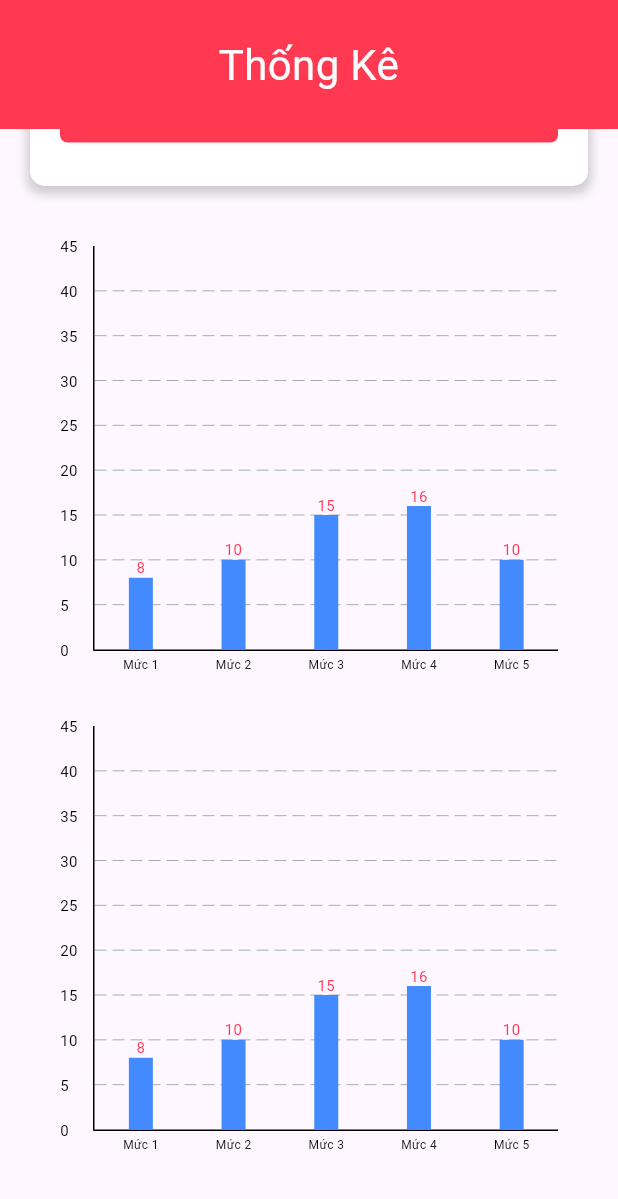
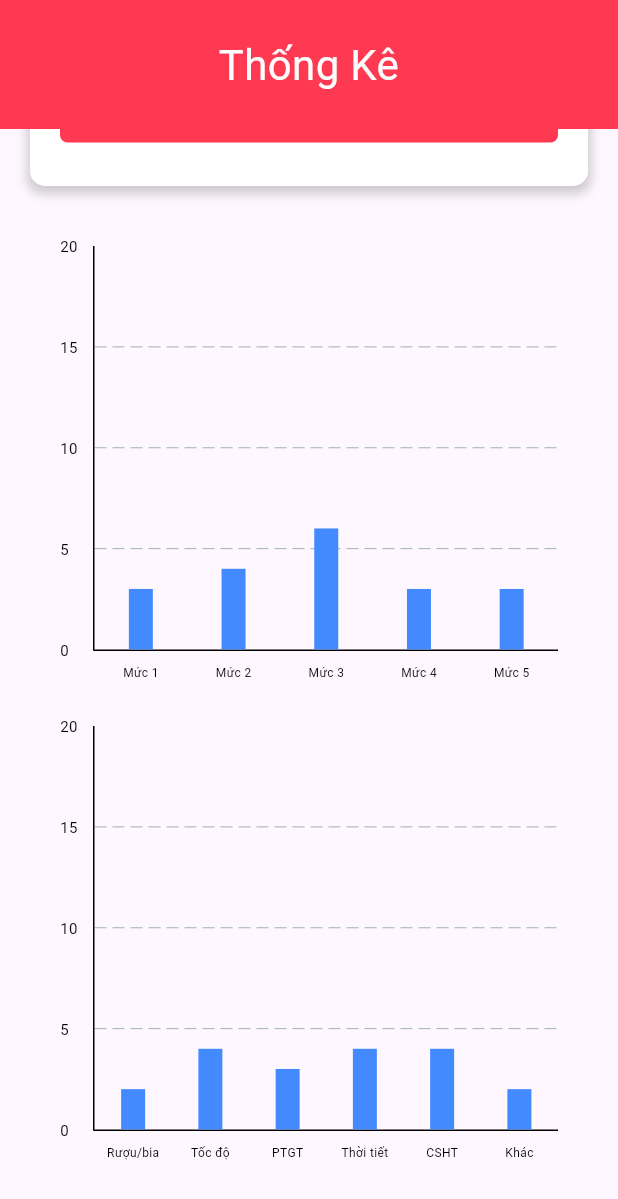
Before and after one commit to thuong22092k3/CTMap, a Flutter app: the Statistic screen opened directly, scrolled down 236 dp, on a phone screen of 412 x 824 dp. Shown: the top 1199 px of the screen. Run offline on Flutter 3.47's test engine with Material 3 defaults, Android fonts, the phone set to English and light mode, and no system bars; drawn by our look-alikes of fl_chart; our stand-ins replace cached_network_image, flutter_map, latlong2; missing offline and left inert: webfeed; network calls fail.

Commit message:
FĨX -  bar chart

```diff
--- a/ctmap/lib/data/type.dart
+++ b/ctmap/lib/data/type.dart
@@ -1,51 +1,194 @@
 import 'package:latlong2/latlong.dart';
 
 class AccidentData {
+  final int id;
   final DateTime date;
   final int deaths;
   final int injuries;
-  final int? number;
+  final int level;
+  final int cause;
   final LatLng position;
 
   AccidentData({
+    required this.id,
     required this.date,
     required this.deaths,
     required this.injuries,
     required this.position,
-    this.number,
+    required this.level,
+    required this.cause,
   });
 }
 
 List<AccidentData> accidentDataList = [
   AccidentData(
+      id: 1,
       date: DateTime(2024, 4, 10),
       deaths: 2,
       injuries: 5,
       position: LatLng(10.87824, 106.80629),
-      number: 1),
+      level: 1,
+      cause: 1),
   AccidentData(
+      id: 2,
       date: DateTime(2024, 4, 10),
       deaths: 2,
       injuries: 5,
       position: LatLng(10.87, 106.80305),
-      number: 2),
+      level: 2,
+      cause: 2),
   AccidentData(
+      id: 3,
       date: DateTime(2024, 4, 10),
       deaths: 2,
       injuries: 5,
       position: LatLng(10.87512, 106.80072),
-      number: 3),
+      level: 3,
+      cause: 3),
   AccidentData(
+    id: 4,
     date: DateTime(2024, 4, 10),
     deaths: 2,
     injuries: 5,
     position: LatLng(10.87564, 106.79916),
-      number: 4),
+    level: 4,
+    cause: 4,
+  ),
   AccidentData(
+    id: 5,
     date: DateTime(2024, 4, 10),
     deaths: 2,
     injuries: 5,
     position: LatLng(10.87758, 106.80161),
-      number: 5),
+    level: 5,
+    cause: 5,
+  ),
+  AccidentData(
+    id: 6,
+    date: DateTime(2024, 4, 10),
+    deaths: 2,
+    injuries: 5,
+    position: LatLng(10.88055, 106.80538),
+    level: 3,
+    cause: 6,
+  ),
+  AccidentData(
+    id: 7,
+    date: DateTime(2024, 4, 10),
+    deaths: 2,
+    injuries: 5,
+    position: LatLng(10.87359, 106.80435),
+    level: 5,
+    cause: 5,
+  ),
+  AccidentData(
+    id: 8,
+    date: DateTime(2024, 4, 10),
+    deaths: 2,
+    injuries: 5,
+    position: LatLng(10.87532, 106.80602),
+    level: 2,
+    cause: 3,
+  ),
+  AccidentData(
+    id: 9,
+    date: DateTime(2024, 4, 10),
+    deaths: 2,
+    injuries: 5,
+    position: LatLng(10.87778, 106.80833),
+    level: 4,
+    cause: 3,
+  ),
+  AccidentData(
+    id: 10,
+    date: DateTime(2024, 4, 10),
+    deaths: 2,
+    injuries: 5,
+    position: LatLng(10.87673, 106.80414),
+    level: 5,
+    cause: 5,
+  ),
+  AccidentData(
+    id: 11,
+    date: DateTime(2024, 4, 10),
+    deaths: 2,
+    injuries: 5,
+    position: LatLng(10.87137, 106.80722),
+    level: 3,
+    cause: 2,
+  ),
+  AccidentData(
+    id: 12,
+    date: DateTime(2024, 4, 10),
+    deaths: 2,
+    injuries: 5,
+    position: LatLng(10.8737, 106.80176),
+    level: 4,
+    cause: 1,
+  ),
+  AccidentData(
+    id: 13,
+    date: DateTime(2024, 4, 10),
+    deaths: 2,
+    injuries: 5,
+    position: LatLng(10.87683, 106.80058),
+    level: 2,
+    cause: 4,
+  ),
+  AccidentData(
+    id: 14,
+    date: DateTime(2024, 4, 10),
+    deaths: 3,
+    injuries: 5,
+    position: LatLng(10.87683, 106.80058),
+    level: 3,
+    cause: 5,
+  ),
+  AccidentData(
+    id: 15,
+    date: DateTime(2024, 4, 10),
+    deaths: 2,
+    injuries: 5,
+    position: LatLng(10.87771, 1106.80275),
+    level: 1,
+    cause: 4,
+  ),
+  AccidentData(
+    id: 16,
+    date: DateTime(2024, 4, 10),
+    deaths: 2,
+    injuries: 5,
+    position: LatLng(10.88256, 106.79915),
+    level: 3,
+    cause: 2,
+  ),
+  AccidentData(
+    id: 17,
+    date: DateTime(2024, 4, 10),
+    deaths: 2,
+    injuries: 5,
+    position: LatLng(10.87482, 106.79869),
+    level: 3,
+    cause: 6,
+  ),
+  AccidentData(
+    id: 18,
+    date: DateTime(2024, 4, 10),
+    deaths: 2,
+    injuries: 5,
+    position: LatLng(10.87977, 106.79792),
+    level: 1,
+    cause: 4,
+  ),
+
+  AccidentData(
+    id: 19,
+    date: DateTime(2024, 4, 10),
+    deaths: 2,
+    injuries: 5,
+    position: LatLng(10.88325, 106.80817),
+    level: 2,
+    cause: 2,
+  ),
   // Thêm các điểm dữ liệu khác tại đây...
 ];
--- a/ctmap/lib/main.dart
+++ b/ctmap/lib/main.dart
@@ -1,5 +1,5 @@
 import 'package:flutter/material.dart';
-import 'pages/layout.dart';
+import 'pages/routes/layout.dart';
 
 void main() {
   runApp(MyApp());
--- a/ctmap/lib/pages/layout.dart
+++ b/ctmap/lib/pages/routes/layout.dart
@@ -1,9 +1,13 @@
+import 'package:ctmap/pages/screens/Authentication/change_password.dart';
+import 'package:ctmap/pages/screens/Authentication/confirm.dart';
+import 'package:ctmap/pages/screens/Authentication/forgot_password.dart';
+import 'package:ctmap/pages/screens/Profile/edit_profile.dart';
 import 'package:flutter/material.dart';
-import '../widgets/bottom_tab.dart';
-import 'screens/Home_Map/home_map.dart';
-import 'screens/News/news.dart';
-import '../pages/screens/statistic.dart';
-import 'screens/Profile/profile.dart';
+import '../../widgets/bottom_tab.dart';
+import '../screens/Home_Map/home_map.dart';
+import '../screens/News/news.dart';
+import '../screens/statistic.dart';
+import '../screens/Profile/profile.dart';
 
 class MainLayout extends StatefulWidget {
   @override
@@ -18,6 +22,19 @@ class _MainLayoutState extends State<MainLayout> {
     News(),
     Statistic(),
     Profile(),
+    EditProfile(),
+    ChangePassword(
+      changePasswordText: 'Đổi mật khẩu',
+      showButton: false,
+    ),
+    Confirm(
+      confirmText: 'Đổi mật khẩu',
+      showButton: false,
+    ),
+    ForgotPassword(
+      forgotPasswordText: 'Đổi mật khẩu',
+      showButton: false,
+    ),
   ];
 
   @override
--- a/ctmap/lib/pages/screens/Authentication/change_password.dart
+++ b/ctmap/lib/pages/screens/Authentication/change_password.dart
@@ -7,10 +7,14 @@ import 'package:ctmap/assets/icons/icons.dart';
 import 'package:flutter/services.dart';
 import 'package:ctmap/pages/screens/Authentication/forgot_password.dart';
 
-
 class ChangePassword extends StatefulWidget {
   @override
   _ChangePasswordState createState() => _ChangePasswordState();
+  final String changePasswordText;
+  final bool showButton;
+
+  ChangePassword(
+      {this.changePasswordText = 'Quên mật khẩu', this.showButton = true});
 }
 
 class _ChangePasswordState extends State<ChangePassword> {
@@ -37,7 +41,7 @@ class _ChangePasswordState extends State<ChangePassword> {
                 iconSize: 30,
               ),
               Text(
-                'Quên mật khẩu',
+                widget.changePasswordText,
                 style: TextStyle(
                   fontSize: 32,
                   color: AppColors.red,
@@ -46,7 +50,7 @@ class _ChangePasswordState extends State<ChangePassword> {
             ]),
             SizedBox(height: 20),
             Text(
-              'Vui lòng nhập email của tài khoản để nhận mã xác nhận thay đổi mật khẩu',
+              'Vui lòng nhập email của tài khoản để nhận mã xác nhận thay đổi mật khẩu!',
               style: TextStyle(
                 fontSize: 14,
                 color: AppColors.primaryGray,
@@ -73,16 +77,17 @@ class _ChangePasswordState extends State<ChangePassword> {
             SizedBox(height: 40),
             CustomButton(
               onTap: () {
-                // Xử lý khi nhấn vào nút "Đăng nhập"
+                // Xử lý khi nhấn vào nút "Đổi mật khẩu"
               },
               btnText: 'Đổi mật khẩu',
               btnWidth: 300,
               btnHeight: 50,
             ),
             Spacer(),
+            if (widget.showButton)
               CustomTextButton(
                 onTap: () {
-                // Xử lý khi nhấn vào nút "Quên mật khẩu"
+                  // Xử lý khi nhấn vào nút "Lúc khác"
                 },
                 btnText: 'Lúc khác',
                 fontSize: 14,
--- a/ctmap/lib/pages/screens/Authentication/confirm.dart
+++ b/ctmap/lib/pages/screens/Authentication/confirm.dart
@@ -7,10 +7,13 @@ import 'package:ctmap/assets/icons/icons.dart';
 import 'package:ctmap/pages/screens/Authentication/change_password.dart';
 import 'package:ctmap/pages/screens/Authentication/forgot_password.dart';
 
-
 class Confirm extends StatefulWidget {
   @override
   _ConfirmState createState() => _ConfirmState();
+  final String confirmText;
+  final bool showButton;
+
+  Confirm({this.confirmText = 'Quên mật khẩu', this.showButton = true});
 }
 
 class _ConfirmState extends State<Confirm> {
@@ -38,7 +41,7 @@ class _ConfirmState extends State<Confirm> {
               ),
               SizedBox(width: 25),
               Text(
-                'Xác nhận',
+                widget.confirmText,
                 style: TextStyle(
                   fontSize: 32,
                   color: AppColors.red,
@@ -47,7 +50,7 @@ class _ConfirmState extends State<Confirm> {
             ]),
             SizedBox(height: 20),
             Text(
-              'Vui lòng nhập mã xác nhận được gửi qua email của bạn để .........!',
+              'Vui lòng nhập email của tài khoản để nhận mã xác nhận thay đổi mật khẩu!',
               style: TextStyle(
                 fontSize: 14,
                 color: AppColors.primaryGray,
@@ -122,9 +125,10 @@ class _ConfirmState extends State<Confirm> {
               style: TextStyle(fontSize: 13, color: AppColors.gray),
             ),
             Spacer(),
+            if (widget.showButton)
               CustomTextButton(
                 onTap: () {
-                // Xử lý khi nhấn vào nút "Quên mật khẩu"
+                  // Xử lý khi nhấn vào nút "Lúc khác"
                 },
                 btnText: 'Lúc khác',
                 fontSize: 14,
--- a/ctmap/lib/pages/screens/Authentication/forgot_password.dart
+++ b/ctmap/lib/pages/screens/Authentication/forgot_password.dart
@@ -10,6 +10,11 @@ import 'package:ctmap/pages/screens/Authentication/confirm.dart';
 class ForgotPassword extends StatefulWidget {
   @override
   _ForgotPasswordState createState() => _ForgotPasswordState();
+  final String forgotPasswordText;
+  final bool showButton;
+
+  ForgotPassword(
+      {this.forgotPasswordText = 'Quên mật khẩu', this.showButton = true});
 }
 
 class _ForgotPasswordState extends State<ForgotPassword> {
@@ -36,7 +41,7 @@ class _ForgotPasswordState extends State<ForgotPassword> {
                 iconSize: 30,
               ),
               Text(
-                'Quên mật khẩu',
+                widget.forgotPasswordText,
                 style: TextStyle(
                   fontSize: 32,
                   color: AppColors.red,
@@ -45,7 +50,7 @@ class _ForgotPasswordState extends State<ForgotPassword> {
             ]),
             SizedBox(height: 20),
             Text(
-              'Vui lòng nhập email của tài khoản để nhận mã xác nhận thay đổi mật khẩu',
+              'Vui lòng nhập email của tài khoản để nhận mã xác nhận thay đổi mật khẩu!',
               style: TextStyle(
                 fontSize: 14,
                 color: AppColors.primaryGray,
@@ -74,6 +79,7 @@ class _ForgotPasswordState extends State<ForgotPassword> {
               btnHeight: 50,
             ),
             Spacer(),
+            if (widget.showButton)
               CustomTextButton(
                 onTap: () {
                   // Xử lý khi nhấn vào nút "Lúc khác"
--- a/ctmap/lib/pages/screens/Authentication/login.dart
+++ b/ctmap/lib/pages/screens/Authentication/login.dart
@@ -8,7 +8,7 @@ import 'package:ctmap/assets/icons/icons.dart';
 import 'package:ctmap/pages/screens/Authentication/forgot_password.dart';
 import 'package:ctmap/pages/screens/Authentication/sign_up.dart';
 import 'package:ctmap/pages/screens/Profile/profile.dart';
-import 'package:ctmap/pages/layout.dart';
+import 'package:ctmap/pages/routes/layout.dart';
 
 
 class Login extends StatefulWidget {
--- a/ctmap/lib/pages/screens/Home_Map/home_map.dart
+++ b/ctmap/lib/pages/screens/Home_Map/home_map.dart
@@ -79,7 +79,7 @@ class HomeState extends State<Home> {
                         },
                         child: NumberedLocationIcon(
                           iconData: AppIcons.location,
-                          number: accidentData.number ?? 0,
+                          number: accidentData.level ?? 0,
                         ),
                       ),
                     ),
--- a/ctmap/lib/pages/screens/statistic.dart
+++ b/ctmap/lib/pages/screens/statistic.dart
@@ -173,12 +173,12 @@ class _StatisticState extends State<Statistic> {
                         children: [
                           SizedBox(
                             height: 300,
-                            child: CustomBarChart(),
+                            child: CustomBarChart(dataMode: DataMode.level),
                           ),
                           SizedBox(height: 20),
                           SizedBox(
                             height: 300,
-                            child: CustomBarChart(),
+                            child: CustomBarChart(dataMode: DataMode.cause),
                           ),
                         ],
                       ),
--- a/ctmap/lib/widgets/components/Chart/BarChart.dart
+++ b/ctmap/lib/widgets/components/Chart/BarChart.dart
@@ -1,25 +1,108 @@
+import 'package:ctmap/data/type.dart';
 import 'package:flutter/material.dart';
 import 'package:fl_chart/fl_chart.dart';
-import 'package:flutter/widgets.dart';
 import 'package:ctmap/assets/colors/colors.dart';
-import 'package:ctmap/assets/icons/icons.dart';
+
+enum DataMode {
+  level,
+  cause,
+}
 
 class CustomBarChart extends StatelessWidget {
-  const CustomBarChart({Key? key}) : super(key: key);
+  final DataMode dataMode;
+
+  const CustomBarChart({Key? key, required this.dataMode}) : super(key: key);
 
   @override
   Widget build(BuildContext context) {
-    return BarChart(BarChartData(
+    return BarChart(
+      BarChartData(
         barTouchData: barTouchData,
         titlesData: titlesData,
         borderData: borderData,
-      barGroups: barGroups,
+        barGroups:
+            dataMode == DataMode.level ? barGroupsByLevel : barGroupsByCause,
         gridData: FlGridData(
-          show: true, horizontalInterval: 5, drawVerticalLine: false),
+          show: true,
+          horizontalInterval: 5,
+          drawVerticalLine: false,
+        ),
         alignment: BarChartAlignment.spaceAround,
-      maxY: 45,
-    ));
+        maxY: 20,
+      ),
+    );
   }
+
+  List<BarChartGroupData> get barGroupsByLevel {
+    final uniqueLevels = Set<int>();
+
+    accidentDataList.forEach((accident) {
+      uniqueLevels.add(accident.level);
+    });
+
+    final List<BarChartGroupData> groups = [];
+
+    uniqueLevels.forEach((level) {
+      final levelAccidents = accidentDataList
+          .where((accident) => accident.level == level)
+          .toList();
+      final List<BarChartRodData> rods = [];
+
+      rods.add(
+        BarChartRodData(
+          toY: levelAccidents.length.toDouble(),
+          color: Colors.blueAccent,
+          width: 16,
+          borderRadius: BorderRadius.zero,
+        ),
+      );
+
+      groups.add(
+        BarChartGroupData(
+          x: level,
+          barRods: rods,
+          showingTooltipIndicators: const [],
+        ),
+      );
+    });
+
+    return groups;
+  }
+
+  List<BarChartGroupData> get barGroupsByCause {
+    final uniqueCauses = Set<int>();
+
+    accidentDataList.forEach((accident) {
+      uniqueCauses.add(accident.cause);
+    });
+
+    final List<BarChartGroupData> groups = [];
+
+    uniqueCauses.forEach((cause) {
+      final causeAccidents = accidentDataList
+          .where((accident) => accident.cause == cause)
+          .toList();
+      final List<BarChartRodData> rods = [];
+
+      rods.add(
+        BarChartRodData(
+          toY: causeAccidents.length.toDouble(),
+          color: Colors.blueAccent,
+          width: 16,
+          borderRadius: BorderRadius.zero,
+        ),
+      );
+
+      groups.add(
+        BarChartGroupData(
+          x: cause,
+          barRods: rods,
+          showingTooltipIndicators: const [],
+        ),
+      );
+    });
+
+    return groups;
   }
 
   BarTouchData get barTouchData => BarTouchData(
@@ -34,9 +117,13 @@ BarTouchData get barTouchData => BarTouchData(
             BarChartRodData rod,
             int rodIndex,
           ) {
-          return BarTooltipItem(rod.toY.toInt().toString(),
-              const TextStyle(color: AppColors.red, fontSize: 10));
-        }));
+            return BarTooltipItem(
+              rod.toY.toInt().toString(),
+              TextStyle(color: AppColors.red, fontSize: 10),
+            );
+          },
+        ),
+      );
 
   Widget getTitles(double value, TitleMeta meta) {
     final style = TextStyle(
@@ -45,31 +132,61 @@ Widget getTitles(double value, TitleMeta meta) {
       fontSize: 8,
     );
     String text;
+    if (dataMode == DataMode.level) {
       switch (value.toInt()) {
-    case 0:
+        case 1:
           text = 'Mức 1';
           break;
-    case 1:
+        case 2:
           text = 'Mức 2';
           break;
-    case 2:
+        case 3:
           text = 'Mức 3';
           break;
-    case 3:
+        case 4:
           text = 'Mức 4';
           break;
-    case 4:
+        case 5:
           text = 'Mức 5';
           break;
         default:
           text = '';
           break;
       }
+    } else {
+      switch (value.toInt()) {
+        case 1:
+          text = 'Rượu/bia';
+          break;
+        case 2:
+          text = 'Tốc độ';
+          break;
+        case 3:
+          text =
+              'PTGT';
+          break;
+        case 4:
+          text = 'Thời tiết';
+          break;
+        case 5:
+          text = 'CSHT';
+          break;
+        case 6:
+          text = 'Khác';
+          break;
+        default:
+          text = '';
+          break;
+      }
+    }
 
-  return SideTitleWidget(
-    axisSide: meta.axisSide,
-    space: 4,
-    child: Text(text, style: style),
+    return RotatedBox(
+      quarterTurns: 0,
+      child: Row(
+        mainAxisAlignment: MainAxisAlignment.center,
+        children:
+            text.split('\n').map((line) => Text(line, style: style)).toList(),
+      ),
     );
   }
 
@@ -78,10 +195,11 @@ Widget customTitleWidget(double value, TitleMeta meta) {
       value.toInt().toString(),
       style: TextStyle(
         color: AppColors.primaryBlack,
-      fontSize: 10, // Điều chỉnh cỡ chữ ở đây
+        fontSize: 10,
       ),
     );
   }
+
   FlTitlesData get titlesData => FlTitlesData(
         show: true,
         bottomTitles: AxisTitles(
@@ -114,89 +232,4 @@ FlBorderData get borderData => FlBorderData(
           left: BorderSide(color: Colors.black, width: 1),
         ),
       );
-
-LinearGradient get _barGradient => LinearGradient(
-      colors: [
-        Colors.blueAccent,
-        Colors.redAccent,
-      ],
-      begin: Alignment.bottomCenter,
-      end: Alignment.topCenter,
-    );
-
-List<BarChartGroupData> get barGroups => [
-      BarChartGroupData(
-        x: 0,
-        barRods: [
-          BarChartRodData(
-            toY: 8,
-            color: Colors.blueAccent,
-            width: 16,
-            borderRadius: BorderRadius.zero,
-          )
-        ],
-        showingTooltipIndicators: [0],
-      ),
-      BarChartGroupData(
-        x: 1,
-        barRods: [
-          BarChartRodData(
-            toY: 10,
-            color: Colors.blueAccent,
-            width: 16,
-            borderRadius: BorderRadius.zero,
-          )
-        ],
-        showingTooltipIndicators: [0],
-      ),
-      BarChartGroupData(
-        x: 2,
-        barRods: [
-          BarChartRodData(
-            toY: 15,
-            color: Colors.blueAccent,
-            width: 16,
-            borderRadius: BorderRadius.zero,
-          )
-        ],
-        showingTooltipIndicators: [0],
-      ),
-      BarChartGroupData(
-        x: 3,
-        barRods: [
-          BarChartRodData(
-            toY: 16,
-            color: Colors.blueAccent,
-            width: 16,
-            borderRadius: BorderRadius.zero,
-          )
-        ],
-        showingTooltipIndicators: [0],
-      ),
-      BarChartGroupData(
-        x: 4,
-        barRods: [
-          BarChartRodData(
-            toY: 10,
-            color: Colors.blueAccent,
-            width: 16,
-            borderRadius: BorderRadius.zero,
-          )
-        ],
-        showingTooltipIndicators: [0],
-      ),
-    ];
-
-class BarChartSample extends StatefulWidget {
-  const BarChartSample({Key? key}) : super(key: key);
-
-  @override
-  State<BarChartSample> createState() => _BarChartSampleState();
 }
-
-class _BarChartSampleState extends State<BarChartSample> {
-  @override
-  Widget build(BuildContext context) {
-    return const AspectRatio(aspectRatio: 1.6, child: CustomBarChart());
-  }
-}
```
Also changed, not shown: ctmap/lib/pages/routes/routes.dart (renamed from ctmap/lib/pages/routes.dart). Lines whose indentation alone changed are shown as unchanged.
